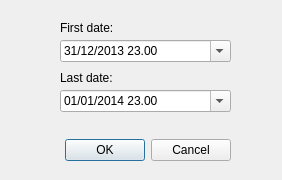
Before: the Qt Designer form commonDialogs/formTimePeriod.ui in ARPA-SIMC/CRITERIA3D, drawn with Qt 5.
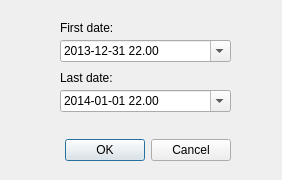
After: the same form once the commit is applied.

Commit message: fix date format (only info)

Patch:
```diff
--- a/commonDialogs/formTimePeriod.ui
+++ b/commonDialogs/formTimePeriod.ui
@@ -40,7 +40,7 @@
    </property>
    <property name="dateTime">
     <datetime>
-     <hour>23</hour>
+     <hour>22</hour>
      <minute>0</minute>
      <second>0</second>
      <year>2013</year>
@@ -50,14 +50,14 @@
    </property>
    <property name="time">
     <time>
-     <hour>23</hour>
+     <hour>22</hour>
      <minute>0</minute>
      <second>0</second>
     </time>
    </property>
    <property name="minimumDateTime">
     <datetime>
-     <hour>23</hour>
+     <hour>22</hour>
      <minute>0</minute>
      <second>0</second>
      <year>1900</year>
@@ -66,7 +66,7 @@
     </datetime>
    </property>
    <property name="displayFormat">
-    <string>dd/MM/yyyy HH.mm</string>
+    <string>yyyy-MM-dd HH.mm</string>
    </property>
    <property name="calendarPopup">
     <bool>true</bool>
@@ -86,7 +86,7 @@
    </property>
    <property name="dateTime">
     <datetime>
-     <hour>23</hour>
+     <hour>22</hour>
      <minute>0</minute>
      <second>0</second>
      <year>2014</year>
@@ -102,7 +102,7 @@
     </date>
    </property>
    <property name="displayFormat">
-    <string>dd/MM/yyyy HH.mm</string>
+    <string>yyyy-MM-dd HH.mm</string>
    </property>
    <property name="calendarPopup">
     <bool>true</bool>
```
The commit also changes 2 other files.
